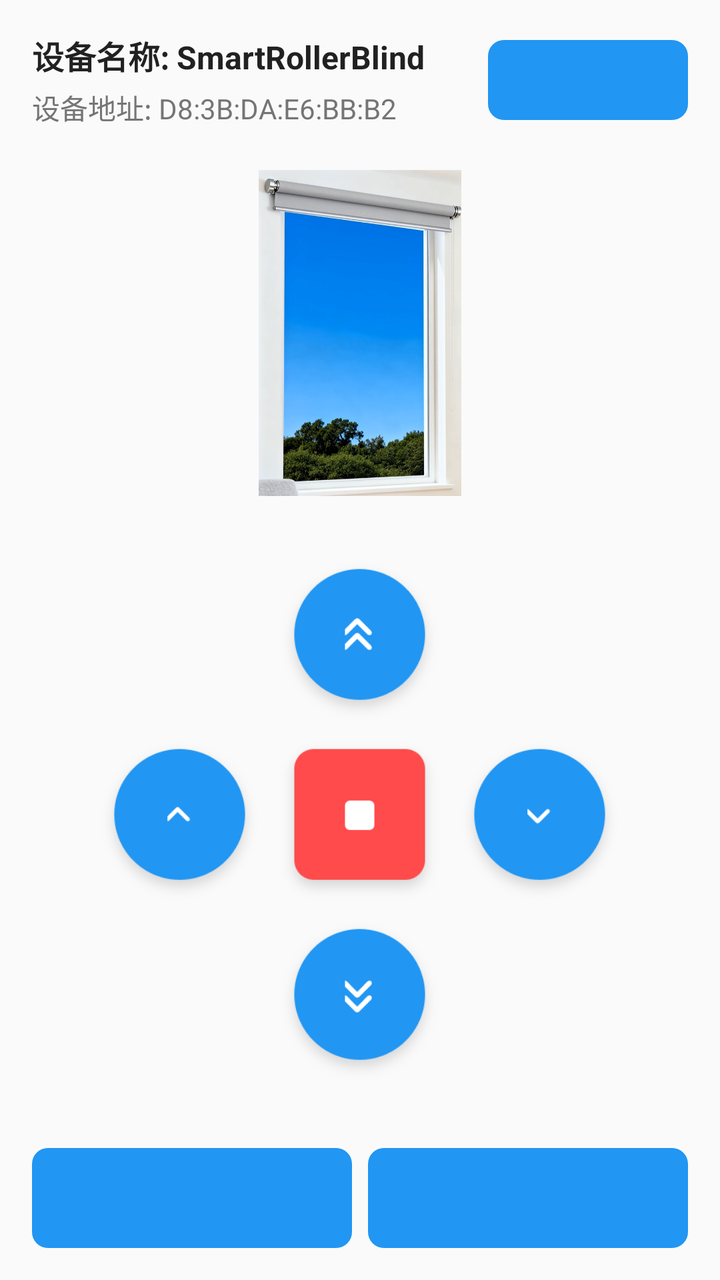
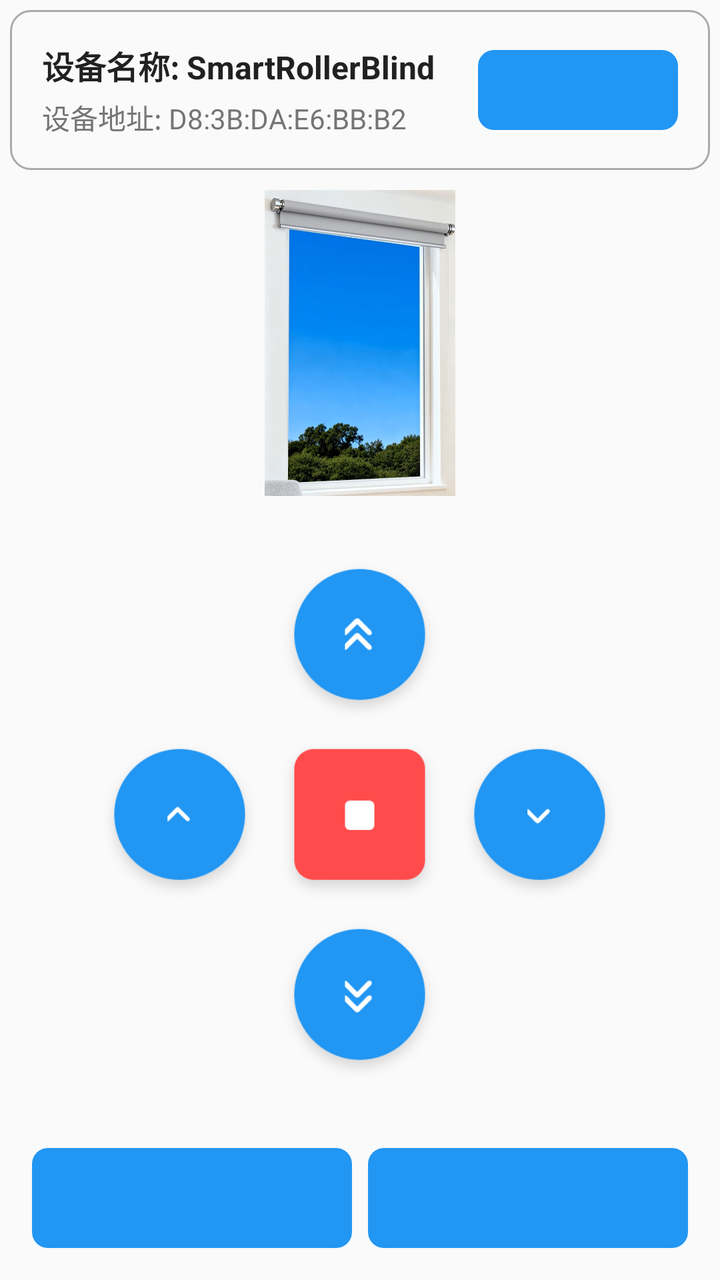

An Android layout rendered at two revisions. The XML below is the earlier revision; the diff shows what the commit changed to produce the second picture.
<!-- AndroidManifest.xml: application theme Theme.RollerBlindController -->
<!-- res/layout/activity_main.xml -->
<?xml version="1.0" encoding="utf-8"?>
<LinearLayout xmlns:android="http://schemas.android.com/apk/res/android"
    xmlns:app="http://schemas.android.com/apk/res-auto"
    android:layout_width="match_parent"
    android:layout_height="match_parent"
    android:background="@color/background_color"
    android:orientation="vertical">

    
    <LinearLayout
        android:layout_width="match_parent"
        android:layout_height="wrap_content"
        android:background="@color/background_color"
        android:gravity="center_vertical"
        android:orientation="horizontal"
        android:padding="16dp">

        <LinearLayout
            android:layout_width="0dp"
            android:layout_height="wrap_content"
            android:layout_weight="1"
            android:orientation="vertical">

            <TextView
                android:id="@+id/tv_device_name"
                android:layout_width="match_parent"
                android:layout_height="wrap_content"
                android:text="设备名称: SmartRollerBlind"
                android:textColor="@color/text_primary"
                android:textSize="16sp"
                android:textStyle="bold" />

            <TextView
                android:id="@+id/tv_device_address"
                android:layout_width="match_parent"
                android:layout_height="wrap_content"
                android:layout_marginTop="4dp"
                android:text="设备地址: D8:3B:DA:E6:BB:B2"
                android:textColor="@color/text_secondary"
                android:textSize="14sp" />

        </LinearLayout>

        <include
            android:id="@+id/btn_reconnect"
            layout="@layout/button_centered_icon_text"
            android:layout_width="wrap_content"
            android:layout_height="40dp"
            android:paddingStart="16dp"
            android:paddingEnd="16dp" />

    </LinearLayout>

    
    <LinearLayout
        android:layout_width="match_parent"
        android:layout_height="match_parent"
        android:layout_marginBottom="10dp"
        android:layout_weight="1"
        android:gravity="center"
        android:orientation="vertical"
        android:padding="5dp">

        <ImageView
            android:id="@+id/iv_gif"
            android:layout_width="match_parent"
            android:layout_height="0dp"
            android:layout_marginBottom="30dp"
            android:layout_weight="1"
            app:srcCompat="@drawable/full_open" />
        
        <LinearLayout
            android:layout_width="match_parent"
            android:layout_height="wrap_content"
            android:gravity="center"
            android:orientation="vertical">

            
            <ImageView
                android:id="@+id/btn_curtain_up"
                android:layout_width="@dimen/direction_btn_width"
                android:layout_height="@dimen/direction_btn_height"
                android:layout_marginBottom="5dp"
                android:src="@drawable/up" />

            
            <LinearLayout
                android:layout_width="match_parent"
                android:layout_height="wrap_content"
                android:layout_marginBottom="5dp"
                android:gravity="center"
                android:orientation="horizontal">

                <ImageView
                    android:id="@+id/btn_curtain_left"
                    android:layout_width="@dimen/direction_btn_width"
                    android:layout_height="@dimen/direction_btn_height"
                    android:layout_marginEnd="5dp"
                    android:src="@drawable/smaller_up" />

                <ImageView
                    android:id="@+id/btn_curtain_stop"
                    android:layout_width="@dimen/direction_btn_width"
                    android:layout_height="@dimen/direction_btn_height"
                    android:layout_marginEnd="5dp"
                    android:src="@drawable/stop" />

                <ImageView
                    android:id="@+id/btn_curtain_right"
                    android:layout_width="@dimen/direction_btn_width"
                    android:layout_height="@dimen/direction_btn_height"
                    android:src="@drawable/smaller_down" />

            </LinearLayout>

            
            <ImageView
                android:id="@+id/btn_curtain_down"
                android:layout_width="@dimen/direction_btn_width"
                android:layout_height="@dimen/direction_btn_height"
                android:src="@drawable/down" />

        </LinearLayout>


    </LinearLayout>

    
    <LinearLayout
        android:layout_width="match_parent"
        android:layout_height="wrap_content"
        android:orientation="vertical"
        android:padding="16dp">

        

        
        <LinearLayout
            android:layout_width="match_parent"
            android:layout_height="wrap_content"
            android:orientation="horizontal">

            <include
                android:id="@+id/btn_curtain_set"
                layout="@layout/button_centered_icon_text"
                android:layout_width="0dp"
                android:layout_height="50dp"
                android:layout_marginEnd="8dp"
                android:layout_weight="1"
                android:paddingStart="16dp"
                android:paddingEnd="16dp" />

            <include
                android:id="@+id/btn_curtain_direction"
                layout="@layout/button_centered_icon_text"
                android:layout_width="0dp"
                android:layout_height="50dp"
                android:layout_weight="1"
                android:paddingStart="16dp"
                android:paddingEnd="16dp" />

        </LinearLayout>

    </LinearLayout>

</LinearLayout>
<!-- res/layout/button_centered_icon_text.xml (included above) -->
<?xml version="1.0" encoding="utf-8"?>
<LinearLayout xmlns:android="http://schemas.android.com/apk/res/android"
    android:layout_width="match_parent"
    android:minWidth="100dp"
    android:layout_height="match_parent"
    android:orientation="horizontal"
    android:gravity="center"
    android:background="@drawable/button_background_default"
    android:clickable="true"
    android:focusable="true">

    <ImageView
        android:id="@+id/btn_icon"
        android:layout_width="16dp"
        android:layout_height="16dp"
        android:layout_marginEnd="6dp" />

    <TextView
        android:id="@+id/btn_text"
        android:layout_width="wrap_content"
        android:layout_height="wrap_content"
        android:textColor="@color/button_white"
        android:textSize="14sp" />

</LinearLayout>
<!-- resources referenced by this layout -->
<resources>
  <color name="background_color">#FAFAFA</color>
  <color name="button_white">#FFFFFF</color>
  <color name="text_primary">#212121</color>
  <color name="text_secondary">#757575</color>
  <dimen name="direction_btn_height">85dp</dimen>
  <dimen name="direction_btn_width">85dp</dimen>
  <!-- drawable button_background_default (drawable) -->
  <shape xmlns:android="http://schemas.android.com/apk/res/android">
      <solid android:color="@color/button_blue" />
      <corners android:radius="@dimen/button_corner" />
  </shape>
  <!-- drawable down: png bitmap (drawable-xxhdpi, 6819 bytes) -->
  <!-- drawable full_open: png bitmap (drawable-xxhdpi, 341465 bytes) -->
  <!-- drawable smaller_down: png bitmap (drawable-xxhdpi, 6582 bytes) -->
  <!-- drawable smaller_up: png bitmap (drawable-xxhdpi, 6577 bytes) -->
  <!-- drawable stop: png bitmap (drawable-xxhdpi, 3431 bytes) -->
  <!-- drawable up: png bitmap (drawable-xxhdpi, 6772 bytes) -->
  <style name="Theme.RollerBlindController" parent="Theme.MaterialComponents.DayNight.DarkActionBar">
          
          <item name="colorPrimary">@color/primary_color</item>
          <item name="colorPrimaryVariant">@color/primary_color</item>
          <item name="colorOnPrimary">@android:color/white</item>
          
          <item name="colorSecondary">@color/accent_color</item>
          <item name="colorSecondaryVariant">@color/accent_color</item>
          <item name="colorOnSecondary">@android:color/black</item>
          
          <item name="android:statusBarColor" tools:targetApi="l">?attr/colorPrimaryVariant</item>
          
          <item name="android:windowBackground">@color/background_color</item>
      </style>
  <color name="button_blue">@color/accent_color</color>
  <dimen name="button_corner">8dp</dimen>
  <color name="primary_color">#1976D2</color>
  <color name="accent_color">#2196F3</color>
</resources>

<!-- the commit's change to res/layout/activity_main.xml (unified diff, before → after) -->
@@ -5,14 +5,13 @@
     android:layout_height="match_parent"
     android:background="@color/background_color"
     android:orientation="vertical">
-
-    
     <LinearLayout
         android:layout_width="match_parent"
         android:layout_height="wrap_content"
-        android:background="@color/background_color"
+        android:background="@drawable/device_info_border"
         android:gravity="center_vertical"
         android:orientation="horizontal"
+        android:layout_margin="5dp"
         android:padding="16dp">
 
         <LinearLayout
@@ -51,7 +50,6 @@
 
     </LinearLayout>
 
-    
     <LinearLayout
         android:layout_width="match_parent"
         android:layout_height="match_parent"
@@ -68,7 +66,6 @@
             android:layout_marginBottom="30dp"
             android:layout_weight="1"
             app:srcCompat="@drawable/full_open" />
-        
         <LinearLayout
             android:layout_width="match_parent"
             android:layout_height="wrap_content"
@@ -113,7 +110,7 @@
 
             </LinearLayout>
 
-            
+
             <ImageView
                 android:id="@+id/btn_curtain_down"
                 android:layout_width="@dimen/direction_btn_width"
@@ -125,16 +122,14 @@
 
     </LinearLayout>
 
-    
+
     <LinearLayout
         android:layout_width="match_parent"
         android:layout_height="wrap_content"
         android:orientation="vertical"
         android:padding="16dp">
 
-        
 
-        
         <LinearLayout
             android:layout_width="match_parent"
             android:layout_height="wrap_content"
<!-- resource entries referenced after the edit -->
@@ -10,6 +10,19 @@
   <shape xmlns:android="http://schemas.android.com/apk/res/android">
       <solid android:color="@color/button_blue" />
       <corners android:radius="@dimen/button_corner" />
+  </shape>
+  <!-- drawable device_info_border (drawable) -->
+  <shape xmlns:android="http://schemas.android.com/apk/res/android">
+      <solid android:color="@android:color/transparent" />
+      <stroke
+          android:width="1dp"
+          android:color="@android:color/darker_gray" />
+      <corners android:radius="10dp" />
+      <padding
+          android:left="8dp"
+          android:top="8dp"
+          android:right="8dp"
+          android:bottom="8dp" />
   </shape>
   <!-- drawable down: png bitmap (drawable-xxhdpi, 6819 bytes) -->
   <!-- drawable full_open: png bitmap (drawable-xxhdpi, 341465 bytes) -->
